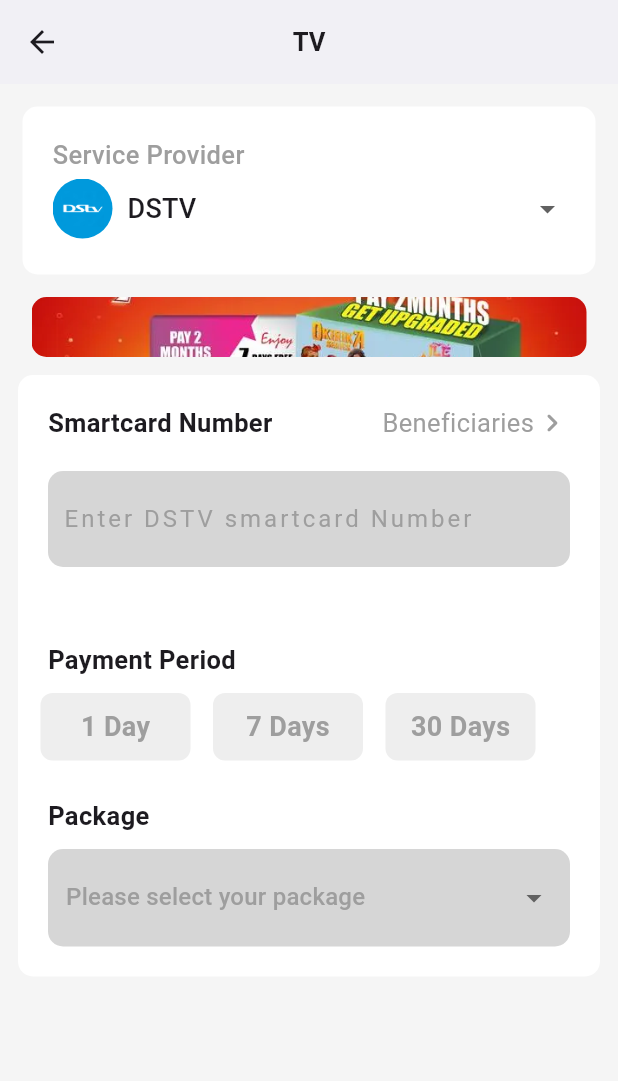
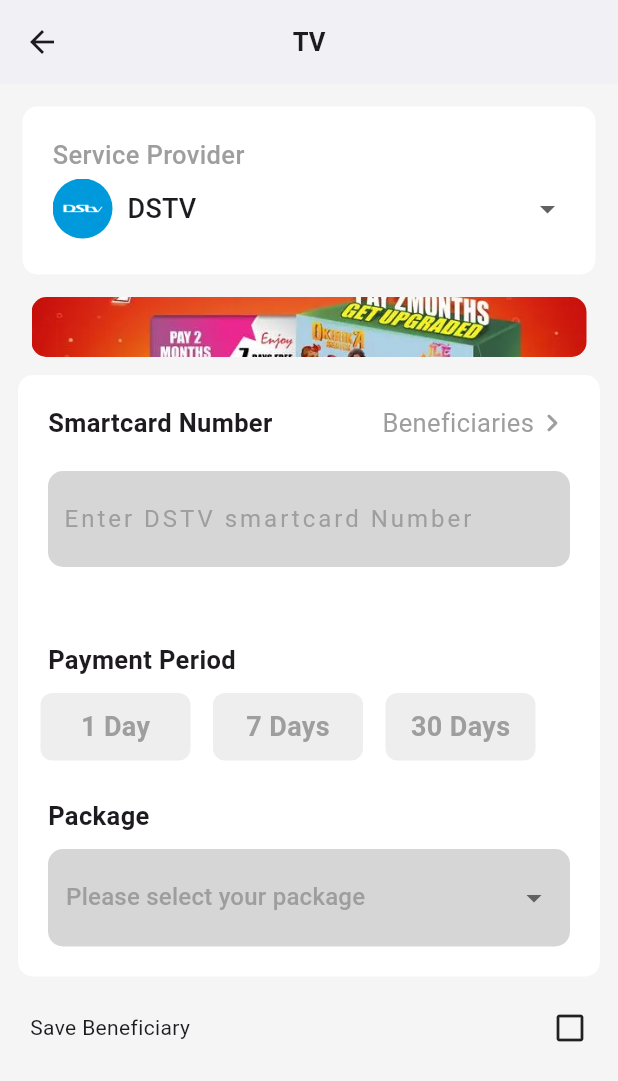
Before and after one commit to EverlastingBigFlo/mobile_app_ui, a Flutter app: the tv screen opened by its route, on a phone screen of 412 x 824 dp. Shown: the top 1081 px of the screen. Run offline on Flutter 3.47's test engine with Material 2 defaults, Android fonts, the phone set to English and light mode, and no system bars; our stand-ins replace smooth_page_indicator.

Commit message:
added text and icon

```diff
--- a/lib/pages/tv.dart
+++ b/lib/pages/tv.dart
@@ -450,6 +450,19 @@ class _tvState extends State<tv> {
                   ),
                 ),
               )
+
+              //save beneficiary here
+              ,
+              Padding(
+                padding: const EdgeInsets.fromLTRB(20, 10, 20, 10),
+                child: Row(
+                  mainAxisAlignment: MainAxisAlignment.spaceBetween,
+                  children: [
+                    Text('Save Beneficiary'),
+                    Icon(Icons.check_box_outline_blank)
+                  ],
+                ),
+              )
             ],
           ),
         ),
```
